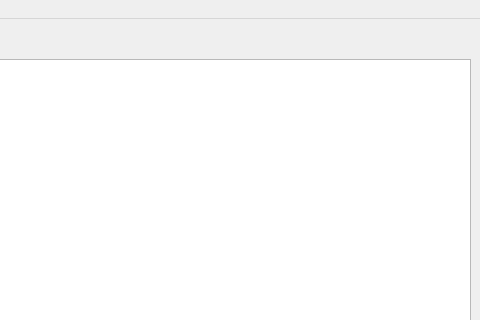
Before: the Qt Designer form mainwindow.ui in StepanRyabcev/ISBN, drawn with Qt 5; both pictures show x 320 to 800 and y 0 to 320 of the 800 by 600 pixel window.
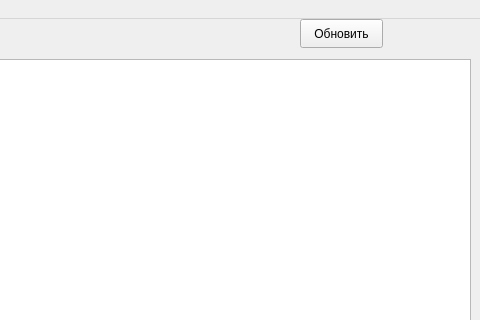
After: the same form once the commit is applied.

What changed in the file:
```diff
--- a/mainwindow.ui
+++ b/mainwindow.ui
@@ -63,6 +63,19 @@
      <string>Поиск</string>
     </property>
    </widget>
+   <widget class="QPushButton" name="refresh">
+    <property name="geometry">
+     <rect>
+      <x>620</x>
+      <y>0</y>
+      <width>83</width>
+      <height>29</height>
+     </rect>
+    </property>
+    <property name="text">
+     <string>Обновить</string>
+    </property>
+   </widget>
   </widget>
   <widget class="QMenuBar" name="menubar">
    <property name="geometry">
```
Left out of the diff: 18 changed lines with no effect on the pictures.
